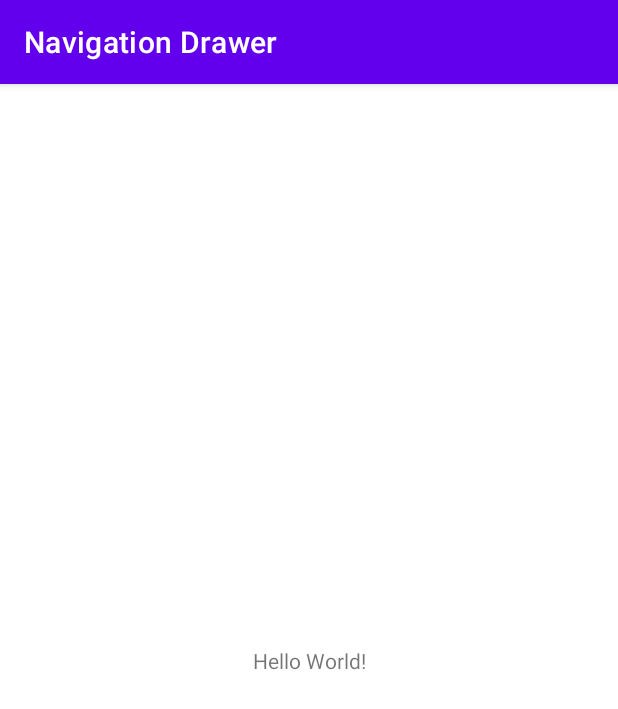
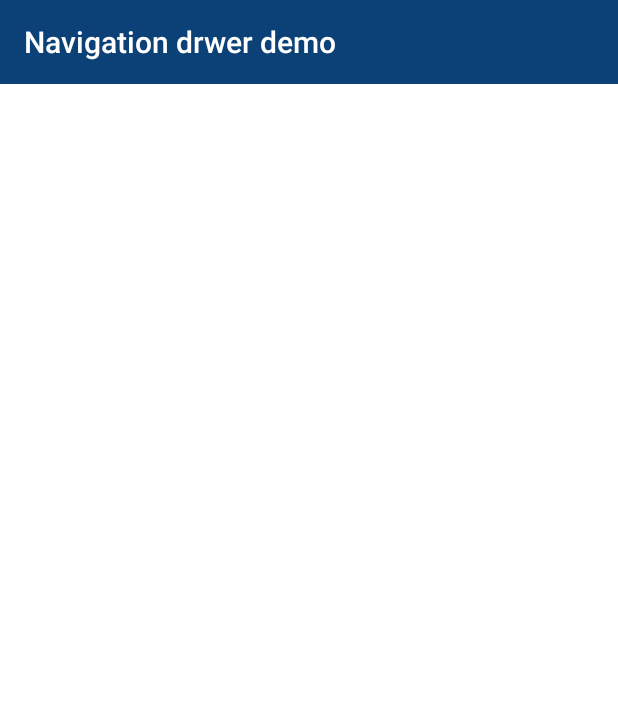
Before and after one commit to NaimAsSakib/Navigation_Drawer, an Android app: the screen it shows after launch (MainActivity), on a phone screen of 412 x 824 dp. Shown: the top 709 px of the screen. Run offline under Robolectric (Android 15) with nearby library versions, the phone set to English and light mode, and no system bars.

Commit message:
Navigation Drawer

```diff
--- a/app/src/main/res/layout/activity_main.xml
+++ b/app/src/main/res/layout/activity_main.xml
@@ -1,18 +1,27 @@
 <?xml version="1.0" encoding="utf-8"?>
-<androidx.constraintlayout.widget.ConstraintLayout xmlns:android="http://schemas.android.com/apk/res/android"
+<androidx.drawerlayout.widget.DrawerLayout xmlns:android="http://schemas.android.com/apk/res/android"
     xmlns:app="http://schemas.android.com/apk/res-auto"
     xmlns:tools="http://schemas.android.com/tools"
     android:layout_width="match_parent"
     android:layout_height="match_parent"
+    tools:openDrawer="start"
     tools:context=".MainActivity">
 
-    <TextView
+    <androidx.constraintlayout.widget.ConstraintLayout
         android:layout_width="wrap_content"
         android:layout_height="wrap_content"
-        android:text="Hello World!"
-        app:layout_constraintBottom_toBottomOf="parent"
-        app:layout_constraintLeft_toLeftOf="parent"
-        app:layout_constraintRight_toRightOf="parent"
-        app:layout_constraintTop_toTopOf="parent" />
+        >
 
-</androidx.constraintlayout.widget.ConstraintLayout>
+        <Toolbar
+            android:id="@+id/toolBar"
+            android:layout_width="match_parent"
+            android:layout_height="wrap_content"
+            android:background="#0b4177"
+            app:layout_constraintStart_toStartOf="parent"
+            app:layout_constraintTop_toTopOf="parent"
+            android:title="Navigation drwer demo"
+            android:titleTextColor="@color/white"/>
+
+    </androidx.constraintlayout.widget.ConstraintLayout>
+
+</androidx.drawerlayout.widget.DrawerLayout>
--- a/app/src/main/res/values/themes.xml
+++ b/app/src/main/res/values/themes.xml
@@ -1,6 +1,6 @@
 <resources xmlns:tools="http://schemas.android.com/tools">
     <!-- Base application theme. -->
-    <style name="Theme.NavigationDrawer" parent="Theme.MaterialComponents.DayNight.DarkActionBar">
+    <style name="Theme.NavigationDrawer" parent="Theme.MaterialComponents.DayNight.NoActionBar">
         <!-- Primary brand color. -->
         <item name="colorPrimary">@color/purple_500</item>
         <item name="colorPrimaryVariant">@color/purple_700</item>
```
Also changed, not shown: app/src/main/res/drawable/ic_archivemessage_2359.xml (added, +20 -0 lines), app/src/main/res/drawable/ic_changepassword.xml (added, +27 -0 lines), app/src/main/res/drawable/ic_icon_notification.xml (added, +11 -0 lines), app/src/main/res/drawable/ic_logout.xml (added, +11 -0 lines), app/src/main/res/drawable/ic_message_2359.xml (added, +20 -0 lines), app/src/main/res/drawable/ic_profile_2385.xml (added, +20 -0 lines), app/src/main/res/menu/iconsmenu.xml (added, +25 -0 lines).
